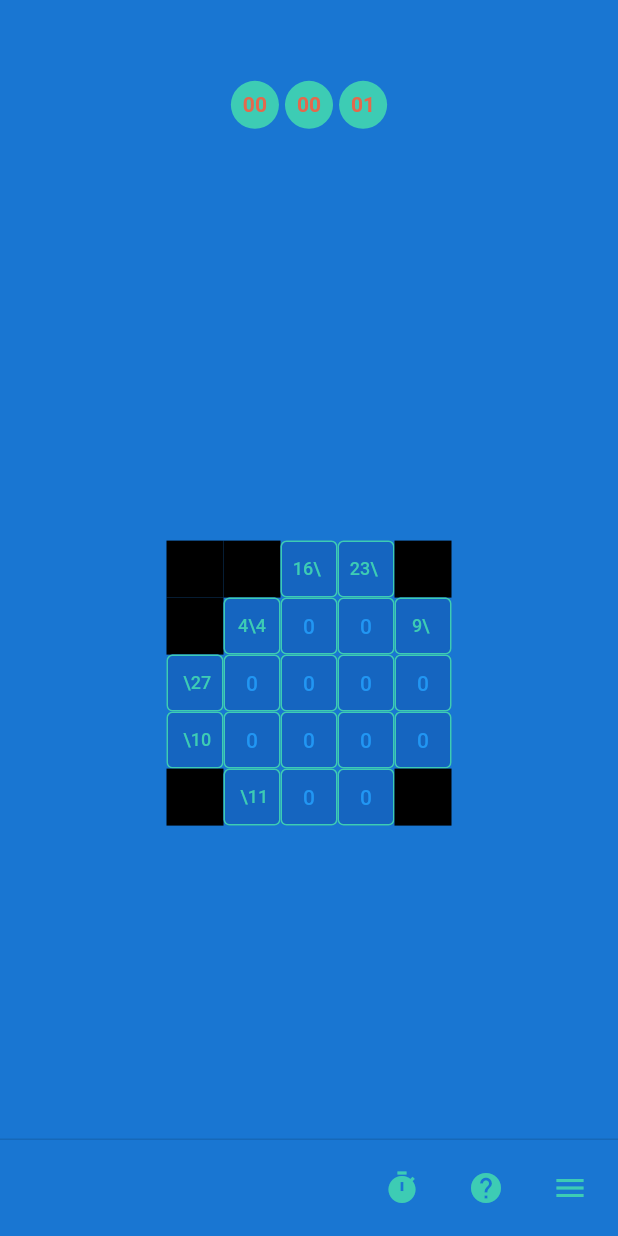
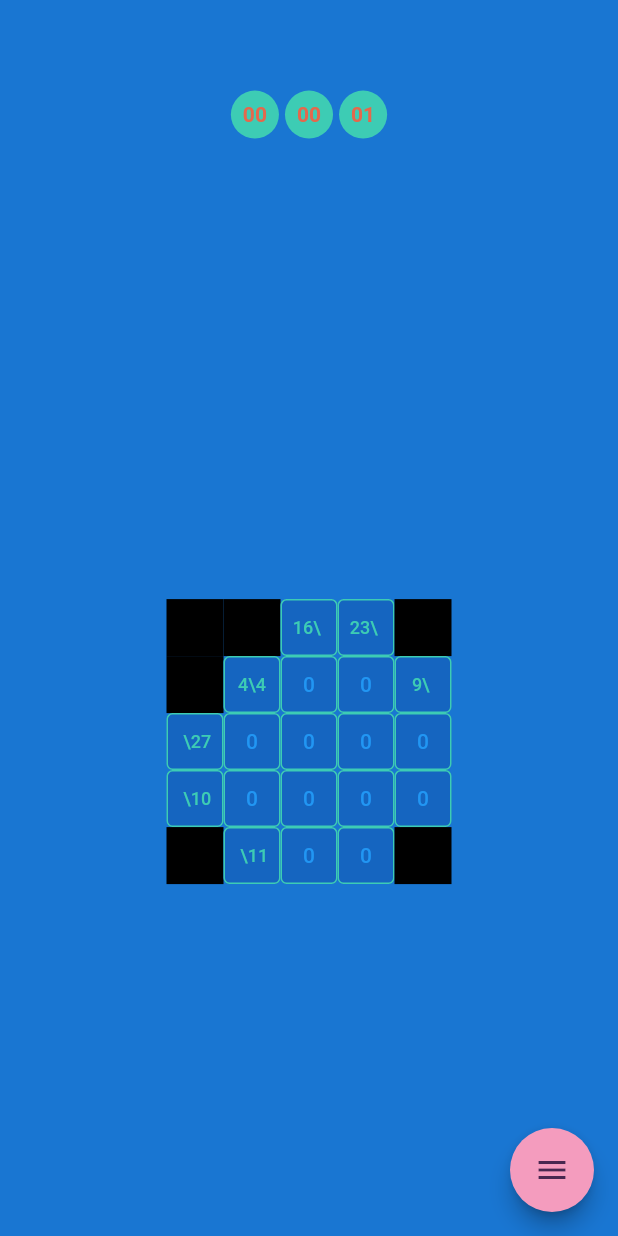
Before and after one commit to Lulu-fw01/kakuro-game, a Flutter app: the screen it shows after launch, after a tap on "Play", on a phone screen of 412 x 824 dp. Run offline on Flutter 3.47's test engine with Material 2 defaults, Android fonts, the phone set to English and light mode, and no system bars.

Commit message:
Created awesome floating button

```diff
--- a/kakuro_game/lib/assets/consts.dart
+++ b/kakuro_game/lib/assets/consts.dart
@@ -9,7 +9,7 @@ const textColor = Color(0xFF482750);
 
 const backgroundColor = Color(0xFF1976D2);
 
-const fourthColor = Color(0xFF3F7BA7);
+const fourthColor = Color(0xFFF49CBE);
 
 const fifthColor = Color(0xFFE4684C);
 
--- a/kakuro_game/lib/screens/game_screen/game_screen.dart
+++ b/kakuro_game/lib/screens/game_screen/game_screen.dart
@@ -1,6 +1,8 @@
 import 'package:flutter/material.dart';
 import 'package:kakuro_game/assets/consts.dart';
 import 'package:kakuro_game/utilities/field/field.dart';
+import 'package:kakuro_game/widgets/options_floating_button/option_button.dart';
+import 'package:kakuro_game/widgets/options_floating_button/options_floating_button.dart';
 import 'package:kakuro_game/widgets/time/stopwatch.dart';
 
 
@@ -11,6 +13,23 @@ class GameScreen extends StatelessWidget {
   @override
   Widget build(BuildContext context) {
     var f = Field(5, 5);
+
+    void _showAction(BuildContext context, int index) {
+    showDialog<void>(
+      context: context,
+      builder: (context) {
+        return AlertDialog(
+          content: Text("aaaa"),
+          actions: [
+            TextButton(
+              onPressed: () => Navigator.of(context).pop(),
+              child: const Text('CLOSE'),
+            ),
+          ],
+        );
+      },
+    );
+  }
 
     return Scaffold(
       // Background color of the screen.
@@ -46,28 +65,27 @@ class GameScreen extends StatelessWidget {
                   ))))
         ],
       ),
-      persistentFooterButtons: [
-        IconButton(
-          icon: const Icon(
-            Icons.timer,
-            color: buttonColor,
+      floatingActionButton: OptionsFab(
+        distance: 112.0,
+        children: [
+          OptionButton(
+            onPressed: () => _showAction(context, 0),
+            icon: const Icon(Icons.home, color: textColor,),
           ),
-          onPressed: () => {},
-        ),
-        IconButton(
-          icon: const Icon(
-            Icons.help,
-            color: buttonColor,
+          OptionButton(
+            onPressed: () => _showAction(context, 1),
+            icon: const Icon(Icons.timer, color: textColor,),
           ),
-          onPressed: () => {},
-        ),
-        IconButton(
-            icon: const Icon(
-              Icons.menu,
-              color: buttonColor,
-            ),
-            onPressed: () => {/*showModalBottomSheet(context: context, builder: builder)*/})
-      ],
+          OptionButton(
+            onPressed: () => _showAction(context, 2),
+            icon: const Icon(Icons.done, color: textColor,),
+          ),
+          OptionButton(
+            onPressed: () => _showAction(context, 2),
+            icon: const Icon(Icons.done_all, color: textColor,),
+          ),
+        ],
+      ),
     );
   }
 }
--- /dev/null
+++ b/kakuro_game/lib/widgets/options_floating_button/expanding_option_button.dart
@@ -0,0 +1,46 @@
+import 'package:flutter/material.dart';
+import 'dart:math' as math;
+
+/// Widget for animation of [OptionButton].
+///
+/// Animated build of button.
+@immutable
+class ExpandingOptionButton extends StatelessWidget {
+  const ExpandingOptionButton({
+    Key? key,
+    required this.directionInDegrees,
+    required this.maxDistance,
+    required this.progress,
+    required this.child,
+  }) : super(key: key);
+
+  final double directionInDegrees;
+  final double maxDistance;
+  final Animation<double> progress;
+  final Widget child;
+
+  @override
+  Widget build(BuildContext context) {
+    return AnimatedBuilder(
+      animation: progress,
+      builder: (context, child) {
+        final offset = Offset.fromDirection(
+          directionInDegrees * (math.pi / 180.0),
+          progress.value * maxDistance,
+        );
+        return Positioned(
+          right: 4.0 + offset.dx,
+          bottom: 4.0 + offset.dy,
+          child: Transform.rotate(
+            angle: (1.0 - progress.value) * math.pi / 2,
+            child: child!,
+          ),
+        );
+      },
+      child: FadeTransition(
+        opacity: progress,
+        child: child,
+      ),
+    );
+  }
+}
--- /dev/null
+++ b/kakuro_game/lib/widgets/options_floating_button/option_button.dart
@@ -0,0 +1,31 @@
+import 'package:flutter/material.dart';
+import 'package:kakuro_game/assets/consts.dart';
+
+/// Option button that appears when
+/// [OptionsFloatingButton] was clicked.
+@immutable
+class OptionButton extends StatelessWidget {
+  const OptionButton({
+    Key? key,
+    this.onPressed,
+    required this.icon,
+  }) : super(key: key);
+
+  final VoidCallback? onPressed;
+  final Widget icon;
+
+  @override
+  Widget build(BuildContext context) {
+    final theme = Theme.of(context);
+    return Material(
+      shape: const CircleBorder(),
+      clipBehavior: Clip.antiAlias,
+      color: buttonColor,
+      elevation: 4.0,
+      child: IconButton(
+        onPressed: onPressed,
+        icon: icon,
+      ),
+    );
+  }
+}
--- /dev/null
+++ b/kakuro_game/lib/widgets/options_floating_button/options_floating_button.dart
@@ -0,0 +1,165 @@
+///
+/// Idea of this button was taken from https://docs.flutter.dev/cookbook/effects/expandable-fab
+
+import 'package:flutter/material.dart';
+import 'package:kakuro_game/assets/consts.dart';
+
+import 'expanding_option_button.dart';
+
+/// Expandable floating button.
+///
+/// It contains many options buttons
+/// that ara visible when user click on this floating button.
+@immutable
+class OptionsFab extends StatefulWidget {
+  // Immutable annotation says that
+  // all fields in class should be final.
+
+  const OptionsFab({
+    Key? key,
+    this.initialOpen,
+    required this.distance,
+    required this.children,
+  }) : super(key: key);
+
+  /// In which state widget will be o start.
+  final bool? initialOpen;
+  /// Max distance to each element.
+  final double distance;
+  /// Widgets that will be shown when OptionsFab was clicked.
+  final List<Widget> children;
+
+  @override
+  _OptionsFabState createState() => _OptionsFabState();
+}
+
+class _OptionsFabState extends State<OptionsFab>
+    with SingleTickerProviderStateMixin {
+  // SingleTickerProviderStateMixin - thing for animation.
+  // In this case we have animation when options buttons "swim" from OptionsFab widget.
+
+  // Controller for playing animation.
+  late final AnimationController _controller;
+  // Set how animation going.
+  late final Animation<double> _expandAnimation;
+  // Just a flag of current state.
+  bool _open = false;
+
+  @override
+  void initState() {
+    super.initState();
+    _open = widget.initialOpen ?? false;
+    _controller = AnimationController(
+      value: _open ? 1.0 : 0.0,
+      duration: const Duration(milliseconds: 250),
+      vsync: this,
+    );
+    _expandAnimation = CurvedAnimation(
+      curve: Curves.fastOutSlowIn,
+      reverseCurve: Curves.easeOutQuad,
+      parent: _controller,
+    );
+  }
+
+  @override
+  void dispose() {
+    _controller.dispose();
+    super.dispose();
+  }
+
+  void _toggle() {
+    setState(() {
+      _open = !_open;
+      if (_open) {
+        _controller.forward();
+      } else {
+        _controller.reverse();
+      }
+    });
+  }
+
+  @override
+  Widget build(BuildContext context) {
+    return SizedBox.expand(
+      child: Stack(
+        alignment: Alignment.bottomRight,
+        clipBehavior: Clip.none,
+        children: [
+          _buildTapToCloseFab(),
+          ..._buildExpandingOptionButtons(),
+          _buildTapToOpenFab(),
+        ],
+      ),
+    );
+  }
+
+  List<Widget> _buildExpandingOptionButtons() {
+    final children = <Widget>[];
+    final count = widget.children.length;
+    final step = 90.0 / (count - 1);
+    for (var i = 0, angleInDegrees = 0.0;
+        i < count;
+        i++, angleInDegrees += step) {
+      children.add(
+        ExpandingOptionButton(
+          directionInDegrees: angleInDegrees,
+          maxDistance: widget.distance,
+          progress: _expandAnimation,
+          child: widget.children[i],
+        ),
+      );
+    }
+    return children;
+  }
+
+  Widget _buildTapToCloseFab() {
+    return SizedBox(
+      width: 56.0,
+      height: 56.0,
+      child: Center(
+        child: Material(
+          shape: const CircleBorder(),
+          clipBehavior: Clip.antiAlias,
+          elevation: 4.0,
+          color: fifthColor,
+          child: InkWell(
+            onTap: _toggle,
+            child: Padding(
+              padding: const EdgeInsets.all(8.0),
+              child: Icon(
+                Icons.close,
+                color: Theme.of(context).primaryColor,
+              ),
+            ),
+          ),
+        ),
+      ),
+    );
+  }
+
+  Widget _buildTapToOpenFab() {
+    return IgnorePointer(
+      ignoring: _open,
+      child: AnimatedContainer(
+        transformAlignment: Alignment.center,
+        transform: Matrix4.diagonal3Values(
+          _open ? 0.7 : 1.0,
+          _open ? 0.7 : 1.0,
+          1.0,
+        ),
+        duration: const Duration(milliseconds: 250),
+        curve: const Interval(0.0, 0.5, curve: Curves.easeOut),
+        child: AnimatedOpacity(
+          opacity: _open ? 0.0 : 1.0,
+          curve: const Interval(0.25, 1.0, curve: Curves.easeInOut),
+          duration: const Duration(milliseconds: 250),
+          child: FloatingActionButton(
+            backgroundColor: fourthColor,
+            onPressed: _toggle,
+            child: const Icon(Icons.menu, color: textColor,),
+          ),
+        ),
+      ),
+    );
+  }
+}
```
